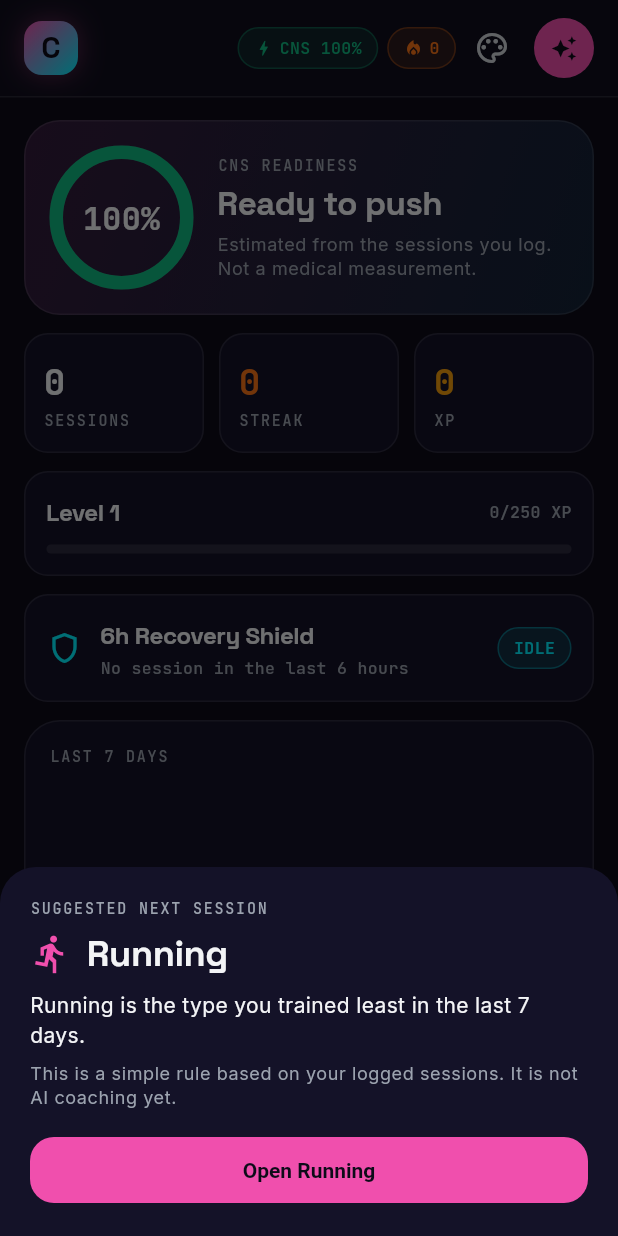
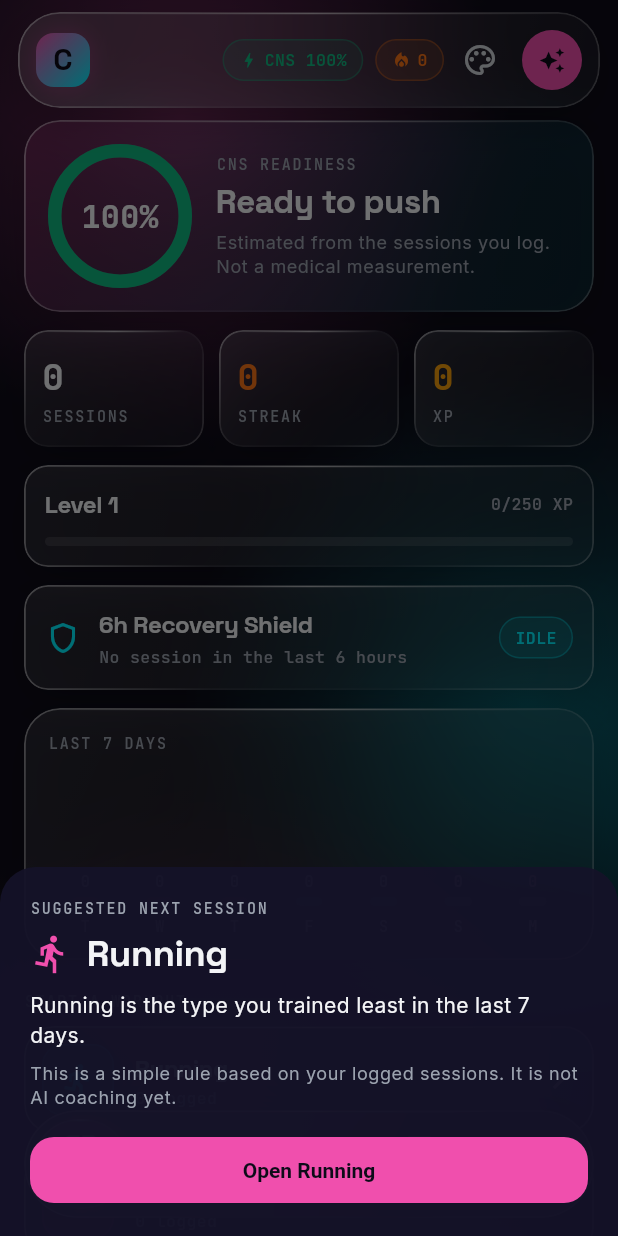
Before and after one commit to sasankurd/CrossGYM-App, a Flutter app: the screen it shows after launch, after a tap on the "auto awesome" icon, on a phone screen of 412 x 824 dp. Run offline on Flutter 3.47's test engine with Material 3 defaults, Android fonts, the phone set to English and light mode, and no system bars; our stand-ins replace google_fonts, path_drawing; project files that could hold a hidden picture were left out.

Commit message:
Liquid glass redesign: glass cards, floating header, pill dock with lens
Co-Authored-By: Claude Sonnet 5.5 <noreply@anthropic.com>
Claude-Session: https://claude.ai/code/session_018UhUDsVe9iLB8RcoNaQkuM

```diff
--- a/lib/core/theme.dart
+++ b/lib/core/theme.dart
@@ -50,11 +50,11 @@ ThemeData buildTheme(AnimeTheme t) {
     useMaterial3: true,
     brightness: Brightness.dark,
     colorScheme: scheme,
-    scaffoldBackgroundColor: AppColors.canvas,
+    scaffoldBackgroundColor: Colors.transparent,
     canvasColor: AppColors.container,
     textTheme: text,
     appBarTheme: AppBarTheme(
-      backgroundColor: AppColors.canvas,
+      backgroundColor: Colors.transparent,
       elevation: 0,
       scrolledUnderElevation: 0,
       centerTitle: false,
--- a/lib/core/tokens.dart
+++ b/lib/core/tokens.dart
@@ -11,6 +11,9 @@ class AppColors {
   static const Color container = Color(0xFF121024);
   static const Color input = Color(0xFF100E1D);
   static const Color inputRaised = Color(0xFF16132B);
+
+  static const Color glassFill = Color(0x14FFFFFF); // white at 8%
+  static const Color sheet = Color(0xF0141228); // bottom sheets
 
   static const Color emerald = Color(0xFF10B981); // readiness, completion
   static const Color amber = Color(0xFFF59E0B); // CrossFit, PRs, stars
--- a/lib/core/widgets.dart
+++ b/lib/core/widgets.dart
@@ -1,4 +1,5 @@
 import 'dart:math' as math;
+import 'dart:ui' show ImageFilter;
 
 import 'package:flutter/material.dart';
 import 'package:google_fonts/google_fonts.dart';
@@ -34,8 +35,204 @@ String ago(DateTime t) {
   return '${d.inDays}d';
 }
 
-/// Elevated card. [accent] paints the primary and secondary gradient,
-/// [selected] draws the primary border with a soft glow.
+/// Liquid glass: a frosted, translucent surface with a bright specular edge.
+///
+/// [tint] paints a two-colour glass gradient instead of plain white glass.
+/// [glow] draws a solid coloured edge and glow (used for selected items).
+/// With [blur] false the surface only draws a light fill, which is cheaper and
+/// right for glass nested inside glass.
+class GlassSurface extends StatelessWidget {
+  const GlassSurface({
+    super.key,
+    required this.child,
+    this.radius = 24,
+    this.sigma = 18,
+    this.tint,
+    this.strong = false,
+    this.glow,
+    this.blur = true,
+    this.fill,
+  });
+
+  final Widget child;
+  final double radius;
+  final double sigma;
+  final List<Color>? tint;
+  final bool strong;
+  final Color? glow;
+  final bool blur;
+  final Color? fill;
+
+  @override
+  Widget build(BuildContext context) {
+    final shape = BorderRadius.circular(radius);
+    final colors = tint ??
+        [
+          Colors.white.withValues(alpha: strong ? 0.16 : 0.11),
+          Colors.white.withValues(alpha: strong ? 0.06 : 0.04),
+        ];
+    Widget body = CustomPaint(
+      foregroundPainter: _GlassEdgePainter(radius: radius, glow: glow),
+      child: DecoratedBox(
+        decoration: BoxDecoration(
+          color: fill,
+          gradient: fill == null
+              ? LinearGradient(
+                  begin: Alignment.topLeft,
+                  end: Alignment.bottomRight,
+                  colors: colors,
+                )
+              : null,
+          borderRadius: shape,
+        ),
+        child: child,
+      ),
+    );
+    if (blur) {
+      body = BackdropFilter(
+        filter: ImageFilter.blur(sigmaX: sigma, sigmaY: sigma),
+        child: body,
+      );
+    }
+    return DecoratedBox(
+      decoration: BoxDecoration(
+        borderRadius: shape,
+        boxShadow: [
+          BoxShadow(
+            color: (glow ?? Colors.black).withValues(alpha: glow == null ? 0.22 : 0.35),
+            blurRadius: glow == null ? 24 : 20,
+            offset: const Offset(0, 8),
+          ),
+        ],
+      ),
+      child: ClipRRect(borderRadius: shape, child: body),
+    );
+  }
+}
+
+class _GlassEdgePainter extends CustomPainter {
+  _GlassEdgePainter({required this.radius, this.glow});
+
+  final double radius;
+  final Color? glow;
+
+  @override
+  void paint(Canvas canvas, Size size) {
+    final rect = Offset.zero & size;
+    final rrect =
+        RRect.fromRectAndRadius(rect, Radius.circular(radius)).deflate(0.6);
+    final edge = Paint()
+      ..style = PaintingStyle.stroke
+      ..strokeWidth = 1.2;
+    if (glow != null) {
+      edge.color = glow!;
+    } else {
+      edge.shader = LinearGradient(
+        begin: Alignment.topLeft,
+        end: Alignment.bottomRight,
+        colors: [
+          Colors.white.withValues(alpha: 0.50),
+          Colors.white.withValues(alpha: 0.08),
+          Colors.white.withValues(alpha: 0.03),
+          Colors.white.withValues(alpha: 0.28),
+        ],
+        stops: const [0, 0.35, 0.65, 1],
+      ).createShader(rect);
+    }
+    canvas.drawRRect(rrect, edge);
+
+    // Bright specular line along the top edge.
+    final inset = radius * 0.8;
+    if (size.width > inset * 2 + 8) {
+      final line = Paint()
+        ..style = PaintingStyle.stroke
+        ..strokeWidth = 1
+        ..shader = LinearGradient(
+          colors: [
+            Colors.white.withValues(alpha: 0),
+            Colors.white.withValues(alpha: 0.6),
+            Colors.white.withValues(alpha: 0),
+          ],
+        ).createShader(
+          Rect.fromLTWH(inset, 0, size.width - inset * 2, 1),
+        );
+      canvas.drawLine(Offset(inset, 1), Offset(size.width - inset, 1), line);
+    }
+  }
+
+  @override
+  bool shouldRepaint(covariant _GlassEdgePainter old) =>
+      old.radius != radius || old.glow != glow;
+}
+
+/// Soft colour glow behind the whole app. This is what the glass blurs, and it
+/// follows the selected anime theme.
+class AmbientBackground extends StatelessWidget {
+  const AmbientBackground({
+    super.key,
+    required this.primary,
+    required this.secondary,
+    required this.child,
+  });
+
+  final Color primary;
+  final Color secondary;
+  final Widget child;
+
+  Widget _orb({
+    double? top,
+    double? bottom,
+    double? left,
+    double? right,
+    required double size,
+    required Color color,
+    required double alpha,
+  }) {
+    return Positioned(
+      top: top,
+      bottom: bottom,
+      left: left,
+      right: right,
+      child: IgnorePointer(
+        child: Container(
+          width: size,
+          height: size,
+          decoration: BoxDecoration(
+            shape: BoxShape.circle,
+            gradient: RadialGradient(
+              colors: [
+                color.withValues(alpha: alpha),
+                color.withValues(alpha: 0),
+              ],
+            ),
+          ),
+        ),
+      ),
+    );
+  }
+
+  @override
+  Widget build(BuildContext context) {
+    return Stack(
+      children: [
+        const Positioned.fill(child: ColoredBox(color: AppColors.canvas)),
+        _orb(top: -140, left: -100, size: 440, color: primary, alpha: 0.42),
+        _orb(top: 240, right: -170, size: 460, color: secondary, alpha: 0.30),
+        _orb(bottom: -180, left: -90, size: 480, color: primary, alpha: 0.26),
+        _orb(bottom: 140, right: -110, size: 320, color: secondary, alpha: 0.16),
+        Positioned.fill(child: child),
+      ],
+    );
+  }
+}
+
+/// Top padding for scrolling pages so content starts below the floating header
+/// but can still scroll underneath it.
+double contentTop(BuildContext context) =>
+    MediaQuery.paddingOf(context).top + 80;
+
+/// Glass card. [accent] tints it with the theme colours, [selected] draws the
+/// primary edge and glow. A custom [color] makes it a light nested tile.
 class NeoCard extends StatelessWidget {
   const NeoCard({
     super.key,
@@ -59,41 +256,24 @@ class NeoCard extends StatelessWidget {
   @override
   Widget build(BuildContext context) {
     final scheme = Theme.of(context).colorScheme;
-    final base = color ?? AppColors.card;
-    final shape = BorderRadius.circular(radius);
-    return Container(
-      decoration: BoxDecoration(
-        color: accent ? null : base,
-        gradient: accent
-            ? LinearGradient(
-                begin: Alignment.topLeft,
-                end: Alignment.bottomRight,
-                colors: [
-                  Color.alphaBlend(scheme.primary.withValues(alpha: 0.14), base),
-                  Color.alphaBlend(
-                      scheme.secondary.withValues(alpha: 0.07), base),
-                ],
-              )
-            : null,
-        borderRadius: shape,
-        border: Border.all(
-          color: selected ? scheme.primary : AppColors.hairline,
-        ),
-        boxShadow: selected
-            ? [
-                BoxShadow(
-                  color: scheme.primary.withValues(alpha: 0.35),
-                  blurRadius: 18,
-                ),
-              ]
-            : null,
-      ),
+    final nested = color != null;
+    return GlassSurface(
+      radius: radius,
+      blur: !nested,
+      fill: color,
+      tint: accent && !nested
+          ? [
+              scheme.primary.withValues(alpha: 0.22),
+              scheme.secondary.withValues(alpha: 0.10),
+            ]
+          : null,
+      glow: selected ? scheme.primary : null,
       child: Material(
         type: MaterialType.transparency,
         child: InkWell(
-          borderRadius: shape,
+          borderRadius: BorderRadius.circular(radius),
           onTap: onTap,
-          hoverColor: Colors.white.withValues(alpha: 0.03),
+          hoverColor: Colors.white.withValues(alpha: 0.04),
           child: Padding(padding: padding, child: child),
         ),
       ),
@@ -180,7 +360,7 @@ class SubTabs extends StatelessWidget {
                   decoration: BoxDecoration(
                     color: i == index
                         ? primary.withValues(alpha: 0.14)
-                        : AppColors.container,
+                        : AppColors.glassFill,
                     borderRadius: BorderRadius.circular(14),
                     border: Border.all(
                       color: i == index ? primary : AppColors.hairline,
--- a/lib/features/home/dashboard_screen.dart
+++ b/lib/features/home/dashboard_screen.dart
@@ -23,7 +23,7 @@ class DashboardScreen extends StatelessWidget {
     final today = DateTime.now();
 
     return ListView(
-      padding: const EdgeInsets.fromLTRB(16, 16, 16, 120),
+      padding: EdgeInsets.fromLTRB(16, contentTop(context), 16, 120),
       children: [
         NeoCard(
           accent: true,
--- a/lib/features/messages/chat_screen.dart
+++ b/lib/features/messages/chat_screen.dart
@@ -58,7 +58,7 @@ class _ChatScreenState extends State<ChatScreen> {
                           decoration: BoxDecoration(
                             color: mine
                                 ? scheme.primary.withValues(alpha: 0.2)
-                                : AppColors.container,
+                                : AppColors.glassFill,
                             border: Border.all(
                               color: mine
                                   ? scheme.primary.withValues(alpha: 0.5)
--- a/lib/features/plan/exercise_picker.dart
+++ b/lib/features/plan/exercise_picker.dart
@@ -14,7 +14,7 @@ Future<void> showExercisePicker(
   return showModalBottomSheet<void>(
     context: context,
     isScrollControlled: true,
-    backgroundColor: AppColors.card,
+    backgroundColor: AppColors.sheet,
     shape: const RoundedRectangleBorder(
       borderRadius: BorderRadius.vertical(top: Radius.circular(24)),
     ),
@@ -144,7 +144,7 @@ class _ExercisePickerState extends State<_ExercisePicker> {
               decoration: BoxDecoration(
                 color: selected
                     ? primary.withValues(alpha: 0.14)
-                    : AppColors.container,
+                    : AppColors.glassFill,
                 borderRadius: BorderRadius.circular(999),
                 border:
                     Border.all(color: selected ? primary : AppColors.hairline),
@@ -195,7 +195,7 @@ class _ExercisePickerState extends State<_ExercisePicker> {
                 child: Container(
                   width: double.infinity,
                   decoration: BoxDecoration(
-                    color: AppColors.container,
+                    color: AppColors.glassFill,
                     borderRadius: BorderRadius.circular(12),
                   ),
                   child: Center(child: ExerciseArt(slug: e.slug, size: 76)),
--- a/lib/features/plan/plan_screen.dart
+++ b/lib/features/plan/plan_screen.dart
@@ -26,7 +26,7 @@ class _PlanScreenState extends State<PlanScreen> {
     final items = state.planFor(_day);
 
     return ListView(
-      padding: const EdgeInsets.fromLTRB(16, 16, 16, 120),
+      padding: EdgeInsets.fromLTRB(16, contentTop(context), 16, 120),
       children: [
         Text('Weekly plan', style: text.headlineSmall),
         const SizedBox(height: 4),
@@ -146,7 +146,7 @@ class _DayChip extends StatelessWidget {
         duration: const Duration(milliseconds: 150),
         padding: const EdgeInsets.symmetric(vertical: 10),
         decoration: BoxDecoration(
-          color: selected ? primary.withValues(alpha: 0.14) : AppColors.container,
+          color: selected ? primary.withValues(alpha: 0.14) : AppColors.glassFill,
           borderRadius: BorderRadius.circular(14),
           border: Border.all(color: selected ? primary : AppColors.hairline),
           boxShadow: selected
@@ -200,7 +200,7 @@ class _PlannedCard extends StatelessWidget {
                 width: 56,
                 height: 56,
                 decoration: BoxDecoration(
-                  color: AppColors.container,
+                  color: AppColors.glassFill,
                   borderRadius: BorderRadius.circular(12),
                   border: Border.all(color: AppColors.hairline),
                 ),
--- a/lib/features/profile/profile_screen.dart
+++ b/lib/features/profile/profile_screen.dart
@@ -26,7 +26,7 @@ class _ProfileScreenState extends State<ProfileScreen> {
     final unlocked = achievements.where((a) => a.unlocked).length;
 
     return ListView(
-      padding: const EdgeInsets.fromLTRB(16, 16, 16, 120),
+      padding: EdgeInsets.fromLTRB(16, contentTop(context), 16, 120),
       children: [
         ProfileHeaderCard(
           name: state.me.name,
--- a/lib/features/social/post_card.dart
+++ b/lib/features/social/post_card.dart
@@ -18,7 +18,7 @@ class AttachmentCard extends StatelessWidget {
     final color = isPr ? AppColors.amber : Theme.of(context).colorScheme.secondary;
     return NeoCard(
       radius: 16,
-      color: AppColors.container,
+      color: AppColors.glassFill,
       padding: const EdgeInsets.all(12),
       child: Row(
         children: [
--- a/lib/features/social/social_screen.dart
+++ b/lib/features/social/social_screen.dart
@@ -23,7 +23,7 @@ class _SocialScreenState extends State<SocialScreen> {
     final state = AppScope.of(context);
     final text = Theme.of(context).textTheme;
     return ListView(
-      padding: const EdgeInsets.fromLTRB(16, 16, 16, 120),
+      padding: EdgeInsets.fromLTRB(16, contentTop(context), 16, 120),
       children: [
         Text('Social', style: text.headlineSmall),
         const SizedBox(height: 12),
--- a/lib/features/store/store_screen.dart
+++ b/lib/features/store/store_screen.dart
@@ -24,7 +24,7 @@ class _StoreScreenState extends State<StoreScreen> {
     final bought = state.purchasedPlans;
 
     return ListView(
-      padding: const EdgeInsets.fromLTRB(16, 16, 16, 120),
+      padding: EdgeInsets.fromLTRB(16, contentTop(context), 16, 120),
       children: [
         Row(
           children: [
--- a/lib/features/workouts/workout_type_screen.dart
+++ b/lib/features/workouts/workout_type_screen.dart
@@ -50,7 +50,7 @@ class WorkoutTypeScreen extends StatelessWidget {
                   width: 60,
                   height: 60,
                   decoration: BoxDecoration(
-                    color: AppColors.container,
+                    color: AppColors.glassFill,
                     borderRadius: BorderRadius.circular(12),
                     border: Border.all(color: AppColors.hairline),
                   ),
--- a/lib/main.dart
+++ b/lib/main.dart
@@ -1,5 +1,3 @@
-import 'dart:ui' show ImageFilter;
-
 import 'package:flutter/material.dart';
 import 'package:google_fonts/google_fonts.dart';
 
@@ -47,6 +45,11 @@ class _CrossGymAppState extends State<CrossGymApp> {
             theme: theme,
             darkTheme: theme,
             themeMode: ThemeMode.dark,
+            builder: (context, child) => AmbientBackground(
+              primary: _state.theme.primary,
+              secondary: _state.theme.secondary,
+              child: child ?? const SizedBox.shrink(),
+            ),
             home: const AppShell(),
           );
         },
@@ -77,12 +80,10 @@ class _AppShellState extends State<AppShell> {
   Widget build(BuildContext context) {
     final top = MediaQuery.paddingOf(context).top;
     return Scaffold(
-      backgroundColor: AppColors.canvas,
+      backgroundColor: Colors.transparent,
       body: Stack(
         children: [
           Positioned.fill(
-            child: Padding(
-              padding: EdgeInsets.only(top: top + 64),
             child: Center(
               child: ConstrainedBox(
                 constraints: const BoxConstraints(maxWidth: 1152),
@@ -90,12 +91,16 @@ class _AppShellState extends State<AppShell> {
               ),
             ),
           ),
+          Positioned(
+            top: top + 8,
+            left: 12,
+            right: 12,
+            child: Center(
+              child: ConstrainedBox(
+                constraints: const BoxConstraints(maxWidth: 1152),
+                child: _GlassHeader(onCoach: () => _showCoachSheet(context)),
               ),
-          Positioned(
-            top: 0,
-            left: 0,
-            right: 0,
-            child: _GlassHeader(onCoach: () => _showCoachSheet(context)),
+            ),
           ),
           Positioned(
             left: 0,
@@ -122,26 +127,19 @@ class _GlassHeader extends StatelessWidget {
   @override
   Widget build(BuildContext context) {
     final state = AppScope.of(context);
-    final top = MediaQuery.paddingOf(context).top;
     final width = MediaQuery.sizeOf(context).width;
     final text = Theme.of(context).textTheme;
-    return ClipRect(
-      child: BackdropFilter(
-        filter: ImageFilter.blur(sigmaX: 12, sigmaY: 12),
-        child: Container(
-          padding: EdgeInsets.fromLTRB(16, top + 8, 12, 8),
-          decoration: const BoxDecoration(
-            color: AppColors.header,
-            border: Border(bottom: BorderSide(color: AppColors.hairline)),
-          ),
-          child: Center(
-            child: ConstrainedBox(
-              constraints: const BoxConstraints(maxWidth: 1152),
+    return GlassSurface(
+      radius: 28,
+      sigma: 24,
+      strong: true,
+      child: Padding(
+        padding: const EdgeInsets.fromLTRB(12, 8, 8, 8),
         child: Row(
           children: [
             const _Monogram(),
             if (width >= 420) ...[
-                    const SizedBox(width: 10),
+              const SizedBox(width: 12),
               Column(
                 crossAxisAlignment: CrossAxisAlignment.start,
                 mainAxisSize: MainAxisSize.min,
@@ -164,7 +162,7 @@ class _GlassHeader extends StatelessWidget {
               color: AppColors.emerald,
               icon: Icons.bolt,
             ),
-                  const SizedBox(width: 6),
+            const SizedBox(width: 8),
             Pill(
               '${state.streakDays}',
               color: AppColors.orange,
@@ -176,9 +174,7 @@ class _GlassHeader extends StatelessWidget {
                 onPressed: onCoach,
                 icon: const Icon(Icons.auto_awesome, size: 18),
                 label: const Text('Coach'),
-                      style: FilledButton.styleFrom(
-                        minimumSize: const Size(0, 38),
-                      ),
+                style: FilledButton.styleFrom(minimumSize: const Size(0, 40)),
               )
             else
               IconButton.filled(
@@ -187,9 +183,6 @@ class _GlassHeader extends StatelessWidget {
                 icon: const Icon(Icons.auto_awesome, size: 18),
               ),
           ],
-              ),
-            ),
-          ),
         ),
       ),
     );
@@ -278,46 +271,83 @@ class _Dock extends StatelessWidget {
   final int index;
   final ValueChanged<int> onSelect;
 
-  static const _items = <(IconData, String)>[
-    (Icons.space_dashboard_outlined, 'HOME'),
-    (Icons.checklist_rounded, 'PLAN'),
-    (Icons.storefront_outlined, 'STORE'),
-    (Icons.forum_outlined, 'SOCIAL'),
-    (Icons.person_outline, 'PROFILE'),
+  static const _items = <(IconData, IconData, String)>[
+    (Icons.space_dashboard_outlined, Icons.space_dashboard, 'HOME'),
+    (Icons.checklist_rounded, Icons.checklist_rounded, 'PLAN'),
+    (Icons.storefront_outlined, Icons.storefront, 'STORE'),
+    (Icons.forum_outlined, Icons.forum, 'SOCIAL'),
+    (Icons.person_outline, Icons.person, 'PROFILE'),
   ];
 
   @override
   Widget build(BuildContext context) {
     final bottom = MediaQuery.paddingOf(context).bottom;
+    final scheme = Theme.of(context).colorScheme;
+    final n = _items.length;
     return Padding(
       padding: EdgeInsets.fromLTRB(16, 0, 16, bottom + 12),
       child: Center(
         child: ConstrainedBox(
           constraints: const BoxConstraints(maxWidth: 448),
-          child: ClipRRect(
-            borderRadius: BorderRadius.circular(24),
-            child: BackdropFilter(
-              filter: ImageFilter.blur(sigmaX: 12, sigmaY: 12),
-              child: Container(
-                height: 64,
+          child: GlassSurface(
+            radius: 36,
+            sigma: 28,
+            strong: true,
+            child: SizedBox(
+              height: 72,
+              child: Stack(
+                children: [
+                  // The lens: a brighter piece of glass that slides to the
+                  // selected tab.
+                  AnimatedAlign(
+                    duration: const Duration(milliseconds: 320),
+                    curve: Curves.easeOutCubic,
+                    alignment: Alignment(-1 + 2 * index / (n - 1), 0),
+                    child: FractionallySizedBox(
+                      widthFactor: 1 / n,
+                      heightFactor: 1,
+                      child: Padding(
+                        padding: const EdgeInsets.all(6),
+                        child: DecoratedBox(
                           decoration: BoxDecoration(
-                  color: AppColors.header,
-                  borderRadius: BorderRadius.circular(24),
-                  border: Border.all(color: AppColors.hairlineStrong),
+                            borderRadius: BorderRadius.circular(30),
+                            boxShadow: [
+                              BoxShadow(
+                                color: scheme.primary.withValues(alpha: 0.35),
+                                blurRadius: 18,
                               ),
+                            ],
+                          ),
+                          child: GlassSurface(
+                            radius: 30,
+                            blur: false,
+                            tint: [
+                              scheme.primary.withValues(alpha: 0.34),
+                              Colors.white.withValues(alpha: 0.10),
+                            ],
+                            child: const SizedBox.expand(),
+                          ),
+                        ),
+                      ),
+                    ),
+                  ),
+                  Material(
+                    type: MaterialType.transparency,
                     child: Row(
                     children: [
-                    for (var i = 0; i < _items.length; i++)
+                      for (var i = 0; i < n; i++)
                         Expanded(
                           child: _DockItem(
-                          icon: _items[i].$1,
-                          label: _items[i].$2,
+                            icon: i == index ? _items[i].$2 : _items[i].$1,
+                            label: _items[i].$3,
                             active: i == index,
                             onTap: () => onSelect(i),
                           ),
                         ),
                     ],
                     ),
+                  ),
+                ],
               ),
             ),
           ),
@@ -342,41 +372,23 @@ class _DockItem extends StatelessWidget {
 
   @override
   Widget build(BuildContext context) {
-    final scheme = Theme.of(context).colorScheme;
-    final color = active ? scheme.primary : AppColors.gray400;
+    final color = active ? Colors.white : AppColors.gray400;
     return InkWell(
       onTap: onTap,
-      child: Stack(
-        alignment: Alignment.center,
-        children: [
-          Positioned(
-            top: 0,
-            child: AnimatedContainer(
-              duration: const Duration(milliseconds: 180),
-              width: active ? 28 : 0,
-              height: 3,
-              decoration: BoxDecoration(
-                color: scheme.primary,
-                borderRadius:
-                    const BorderRadius.vertical(bottom: Radius.circular(3)),
-                boxShadow: [
-                  BoxShadow(
-                    color: scheme.primary.withValues(alpha: 0.35),
-                    blurRadius: 10,
-                  ),
-                ],
-              ),
-            ),
-          ),
-          Column(
+      borderRadius: BorderRadius.circular(30),
+      child: Center(
+        child: Column(
           mainAxisSize: MainAxisSize.min,
           children: [
-              Icon(icon, color: color, size: 22),
-              const SizedBox(height: 3),
+            AnimatedScale(
+              scale: active ? 1.12 : 1,
+              duration: const Duration(milliseconds: 220),
+              child: Icon(icon, color: color, size: 24),
+            ),
+            const SizedBox(height: 4),
             Text(label, style: mono(size: 9, color: color)),
           ],
         ),
-        ],
       ),
     );
   }
@@ -394,7 +406,7 @@ void _showCoachSheet(BuildContext context) {
       : '${type.label} is the type you trained least in the last 7 days.';
   showModalBottomSheet<void>(
     context: context,
-    backgroundColor: AppColors.card,
+    backgroundColor: AppColors.sheet,
     shape: const RoundedRectangleBorder(
       borderRadius: BorderRadius.vertical(top: Radius.circular(24)),
     ),
```
Lines whose indentation alone changed are shown as unchanged.
